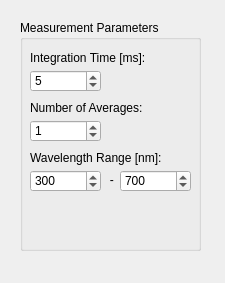
First picture: the form in Avasoft_thorlabs_kikkare/ava_settings_window.ui, repository AlwaysLati/thorlabs_rotation_stage_controller, before the edit.
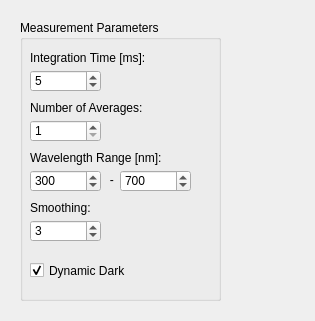
Second picture: the form after the edit.

```diff
--- a/Avasoft_thorlabs_kikkare/ava_settings_window.ui
+++ b/Avasoft_thorlabs_kikkare/ava_settings_window.ui
@@ -6,8 +6,8 @@
    <rect>
     <x>0</x>
     <y>0</y>
-    <width>225</width>
-    <height>283</height>
+    <width>315</width>
+    <height>321</height>
    </rect>
   </property>
   <property name="windowTitle">
@@ -18,8 +18,8 @@
     <rect>
      <x>20</x>
      <y>20</y>
-     <width>181</width>
-     <height>231</height>
+     <width>201</width>
+     <height>281</height>
     </rect>
    </property>
    <property name="title">
@@ -102,6 +102,9 @@
       <height>22</height>
      </rect>
     </property>
+    <property name="minimum">
+     <number>1</number>
+    </property>
     <property name="maximum">
      <number>10000</number>
     </property>
@@ -141,6 +144,54 @@
      <number>700</number>
     </property>
    </widget>
+   <widget class="QCheckBox" name="dynDarkCheckBox">
+    <property name="geometry">
+     <rect>
+      <x>10</x>
+      <y>240</y>
+      <width>131</width>
+      <height>21</height>
+     </rect>
+    </property>
+    <property name="text">
+     <string>Dynamic Dark</string>
+    </property>
+    <property name="checked">
+     <bool>true</bool>
+    </property>
+   </widget>
+   <widget class="QLabel" name="label_5">
+    <property name="geometry">
+     <rect>
+      <x>10</x>
+      <y>180</y>
+      <width>151</width>
+      <height>16</height>
+     </rect>
+    </property>
+    <property name="text">
+     <string>Smoothing:</string>
+    </property>
+   </widget>
+   <widget class="QSpinBox" name="Smoothing">
+    <property name="geometry">
+     <rect>
+      <x>10</x>
+      <y>200</y>
+      <width>71</width>
+      <height>22</height>
+     </rect>
+    </property>
+    <property name="minimum">
+     <number>1</number>
+    </property>
+    <property name="maximum">
+     <number>10000</number>
+    </property>
+    <property name="value">
+     <number>3</number>
+    </property>
+   </widget>
   </widget>
  </widget>
  <resources/>
```
Left out of the diff: 3 changed lines with no effect on the pictures.
